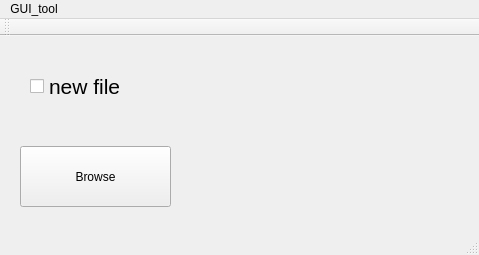
This is GUI_Tool/mainwindow.ui in medbsl/GUI-TooL as Qt 5 draws it before an edit. The edited form follows.
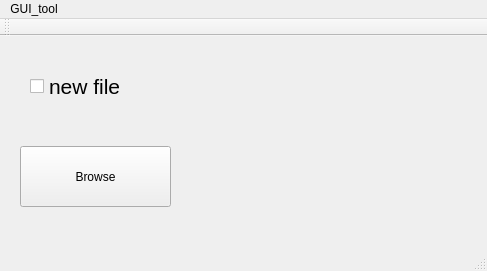
This is the edited form. Icons and pictures are not drawn.

```diff
--- a/GUI_Tool/mainwindow.ui
+++ b/GUI_Tool/mainwindow.ui
@@ -6,8 +6,8 @@
    <rect>
     <x>0</x>
     <y>0</y>
-    <width>479</width>
-    <height>255</height>
+    <width>487</width>
+    <height>271</height>
    </rect>
   </property>
   <property name="windowTitle">
@@ -17,10 +17,10 @@
    <widget class="QLabel" name="label">
     <property name="geometry">
      <rect>
-      <x>190</x>
-      <y>10</y>
-      <width>281</width>
-      <height>171</height>
+      <x>200</x>
+      <y>0</y>
+      <width>261</width>
+      <height>211</height>
      </rect>
     </property>
     <property name="text">
@@ -67,7 +67,7 @@
     <rect>
      <x>0</x>
      <y>0</y>
-     <width>479</width>
+     <width>487</width>
      <height>26</height>
     </rect>
    </property>
```
